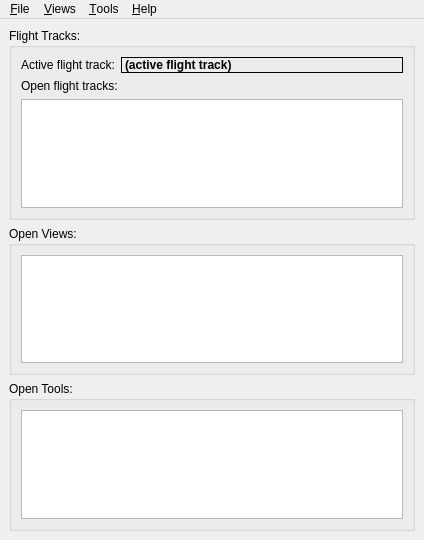
The window that mslib/msui/ui/ui_mainwindow.ui (Open-MSS/MSS) describes before a commit, drawn with Qt 5.
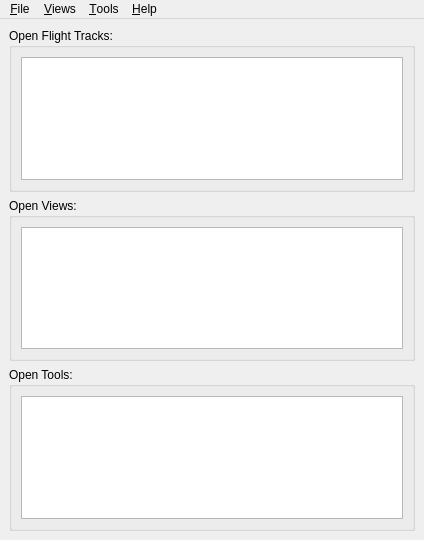
The same window after the commit.

Commit message:
Simplfied flight track list by highlighting active flightrack by bold font.
See issue #217

Diff of the .ui file:
```diff
--- a/mslib/msui/ui/ui_mainwindow.ui
+++ b/mslib/msui/ui/ui_mainwindow.ui
@@ -18,59 +18,12 @@
     <item>
      <widget class="QGroupBox" name="groupBox_3">
       <property name="title">
-       <string>Flight Tracks:</string>
+       <string>Open Flight Tracks:</string>
       </property>
       <property name="flat">
        <bool>true</bool>
       </property>
       <layout class="QVBoxLayout" name="verticalLayout_6">
-       <item>
-        <layout class="QHBoxLayout" name="horizontalLayout_2">
-         <item>
-          <widget class="QLabel" name="label_3">
-           <property name="sizePolicy">
-            <sizepolicy hsizetype="Minimum" vsizetype="Preferred">
-             <horstretch>0</horstretch>
-             <verstretch>0</verstretch>
-            </sizepolicy>
-           </property>
-           <property name="text">
-            <string>Active flight track:</string>
-           </property>
-          </widget>
-         </item>
-         <item>
-          <widget class="QLabel" name="lblActiveFlightTrack">
-           <property name="sizePolicy">
-            <sizepolicy hsizetype="Expanding" vsizetype="Preferred">
-             <horstretch>0</horstretch>
-             <verstretch>0</verstretch>
-            </sizepolicy>
-           </property>
-           <property name="font">
-            <font>
-             <weight>75</weight>
-             <italic>false</italic>
-             <bold>true</bold>
-            </font>
-           </property>
-           <property name="frameShape">
-            <enum>QFrame::Box</enum>
-           </property>
-           <property name="text">
-            <string>(active flight track)</string>
-           </property>
-          </widget>
-         </item>
-        </layout>
-       </item>
-       <item>
-        <widget class="QLabel" name="label_2">
-         <property name="text">
-          <string>Open flight tracks:</string>
-         </property>
-        </widget>
-       </item>
        <item>
         <widget class="QListWidget" name="listFlightTracks">
          <property name="toolTip">
```
The commit also changes 3 other files.
